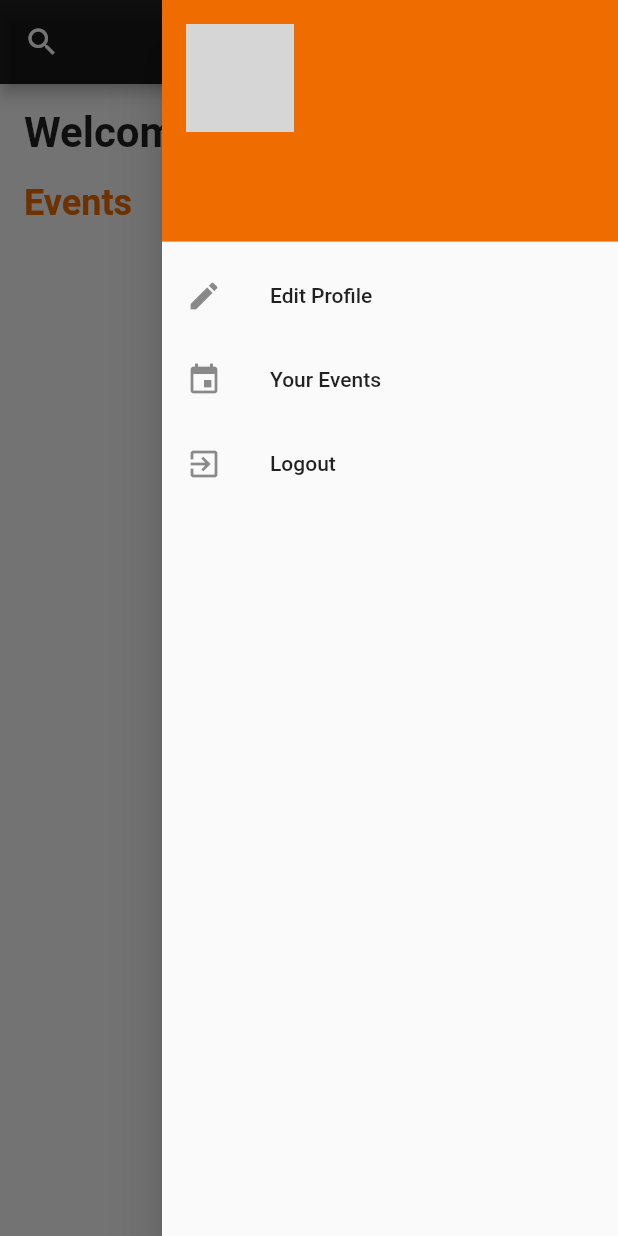
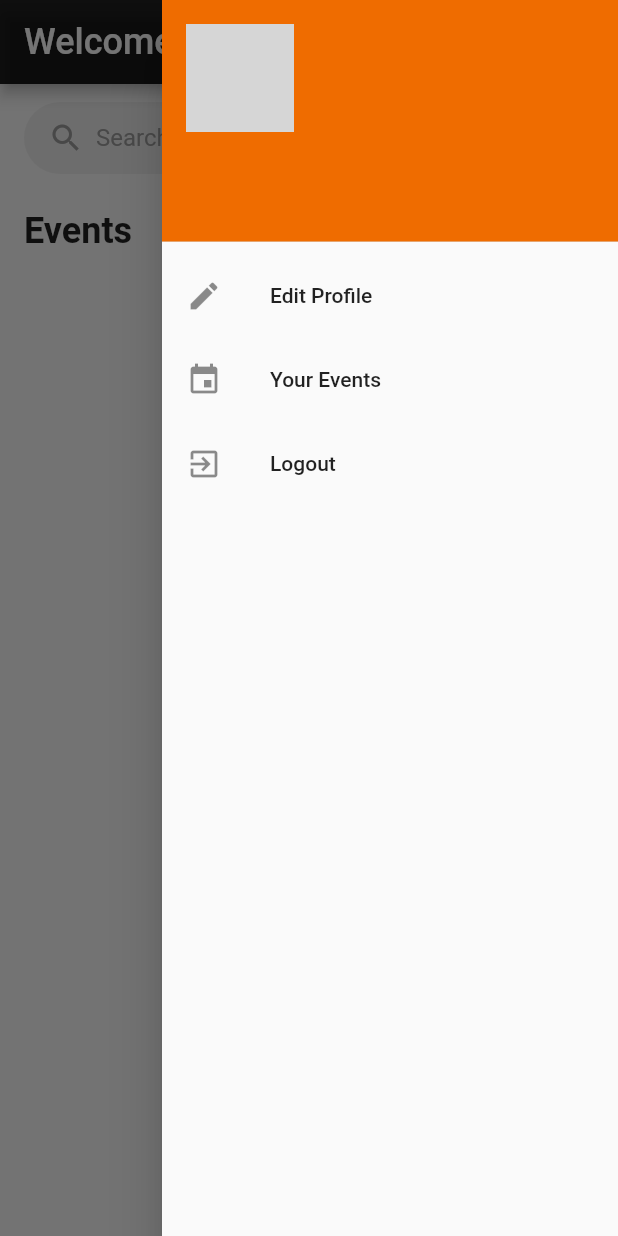
Before and after one commit to abhirammmmm/CogniHive, a Flutter app: the HomePage screen opened by its route, with the side drawer open, on a phone screen of 412 x 824 dp. Run offline on Flutter 3.47's test engine with Material 2 defaults, Android fonts, the phone set to English and light mode, and no system bars; our stand-ins replace cloud_firestore, firebase_auth, firebase_core; accounts and stored records are empty; network calls fail; grey boxes are pictures that could not be loaded.

Commit message:
draft push
just announcements, view events and theme toggle is left

```diff
--- a/lib/screens/home/home_page.dart
+++ b/lib/screens/home/home_page.dart
@@ -1,28 +1,58 @@
-// ignore_for_file: prefer_const_constructors, prefer_final_fields, library_private_types_in_public_api, avoid_print, prefer_const_constructors_in_immutables, prefer_const_literals_to_create_immutables
+import 'package:flutter/material.dart';
+import 'package:cloud_firestore/cloud_firestore.dart';
+import 'drawer_item.dart';
+import '../../widgets/event_card.dart';
 
-import 'package:cloud_firestore/cloud_firestore.dart';
-import 'package:cognihive_version1/widgets/event_card.dart';
-import 'package:flutter/material.dart';
-import 'drawer_item.dart';
+class HomePage extends StatefulWidget {
+  @override
+  _HomePageState createState() => _HomePageState();
+}
 
-class HomePage extends StatelessWidget {
+class _HomePageState extends State<HomePage> {
+  late TextEditingController _searchController;
+  late Query _eventsQuery;
+
+  @override
+  void initState() {
+    super.initState();
+    _searchController = TextEditingController();
+    _eventsQuery = FirebaseFirestore.instance.collection('events');
+  }
+
+  @override
+  void dispose() {
+    _searchController.dispose();
+    super.dispose();
+  }
+
+  void _updateSearchQuery(String query) {
+    setState(() {
+      _eventsQuery = FirebaseFirestore.instance
+          .collection('events')
+          .where('eventName', isGreaterThanOrEqualTo: query)
+          .where('eventName', isLessThan: query + 'z'); // Assuming eventName is the field you want to search
+    });
+  }
+
   @override
   Widget build(BuildContext context) {
     return Scaffold(
       appBar: AppBar(
-        // title: Text('Welcome, Linda'),
-        centerTitle: true,
+        automaticallyImplyLeading: false,
         backgroundColor: Colors.black87,
-        titleTextStyle: TextStyle(color: Colors.white),
-        leading: IconButton(
-          icon: Icon(Icons.search),
-          color: Colors.white,
-          onPressed: () => Navigator.pushNamed(context, '/searchPage'),
+        title: Row(
+          children: [
+            Text(
+              'Welcome 👋, Linda',
+              style: TextStyle(color: Colors.white, fontSize: 24),
+            ),
+          ],
         ),
         actions: [
           Builder(
             builder: (context) => IconButton(
               icon: Icon(Icons.menu),
+              color: Colors.white,
               onPressed: () => Scaffold.of(context).openEndDrawer(),
             ),
           ),
@@ -33,31 +63,23 @@ class HomePage extends StatelessWidget {
         crossAxisAlignment: CrossAxisAlignment.start,
         children: <Widget>[
           Padding(
-            padding: EdgeInsets.all(16.0),
-            child: Text(
-              "Welcome Linda",
-              style: TextStyle(
-                fontSize: 28,
-                fontWeight: FontWeight.bold,
-                color: Colors.black87,
-              ),
-            ),
+            padding: EdgeInsets.symmetric(horizontal: 16.0, vertical: 12.0),
+            child: buildSearchBar(),
           ),
           Padding(
-            padding: EdgeInsets.symmetric(horizontal: 16.0),
+            padding: EdgeInsets.symmetric(horizontal: 16.0, vertical: 12.0),
             child: Text(
               "Events",
               style: TextStyle(
                 fontSize: 24,
                 fontWeight: FontWeight.w600,
-                color: Colors.orange[800],
+                color: Colors.black87,
               ),
             ),
           ),
           Expanded(
             child: StreamBuilder<QuerySnapshot>(
-              stream:
-                  FirebaseFirestore.instance.collection('events').snapshots(),
+              stream: _eventsQuery.snapshots(),
               builder: (context, snapshot) {
                 if (snapshot.connectionState == ConnectionState.waiting) {
                   return Center(child: CircularProgressIndicator());
@@ -71,8 +93,7 @@ class HomePage extends StatelessWidget {
                   padding: EdgeInsets.only(bottom: 80, top: 8),
                   itemCount: events.length,
                   itemBuilder: (context, index) {
-                    var eventData =
-                        events[index].data() as Map<String, dynamic>;
+                    var eventData = events[index].data() as Map<String, dynamic>;
                     return EventCard(eventData: eventData);
                   },
                 );
@@ -86,44 +107,30 @@ class HomePage extends StatelessWidget {
     );
   }
 
-  Widget buildEventCard(BuildContext context) {
-    return Padding(
-      padding: EdgeInsets.symmetric(horizontal: 16, vertical: 8),
-      child: GestureDetector(
-        onTap: () => Navigator.pushNamed(context, '/showInterest'),
-        child: Container(
-          padding: EdgeInsets.all(16),
+  Widget buildSearchBar() {
+    return Container(
       decoration: BoxDecoration(
         color: Colors.grey[200],
-            borderRadius: BorderRadius.circular(12),
+        borderRadius: BorderRadius.circular(30.0),
       ),
+      child: Padding(
+        padding: const EdgeInsets.symmetric(horizontal: 16.0),
         child: Row(
-            crossAxisAlignment: CrossAxisAlignment.start,
           children: [
+            Icon(Icons.search, color: Colors.grey),
+            SizedBox(width: 8.0),
             Expanded(
-                child: Column(
-                  crossAxisAlignment: CrossAxisAlignment.start,
-                  children: [
-                    Text(
-                      'Discussion on Mars Rover',
-                      style:
-                          TextStyle(fontSize: 18, fontWeight: FontWeight.bold),
+              child: TextField(
+                controller: _searchController,
+                onChanged: _updateSearchQuery,
+                decoration: InputDecoration(
+                  hintText: "Search...",
+                  hintStyle: TextStyle(color: Colors.grey),
+                  border: InputBorder.none,
                 ),
-                    SizedBox(height: 8),
-                    Text(
-                      'Event created by - ,\nVenue - ,\nDate and Time - ,\nEngage in an illuminating discussion...',
-                      style: TextStyle(fontSize: 16),
+              ),
             ),
           ],
-                ),
-              ),
-              SizedBox(width: 16),
-              GestureDetector(
-                onTap: () => Navigator.pushNamed(context, '/viewEvent'),
-                child: Text('View Description'),
-              ),
-            ],
-          ),
         ),
       ),
     );
```
Also changed, not shown: lib/screens/home/create_event_page.dart (+17 -72 lines), lib/screens/home/profile_ui.dart (+15 -6 lines), lib/screens/home/view_event_page.dart (+19 -11 lines), lib/screens/home/your_events_page.dart (+24 -85 lines). Lines whose indentation alone changed are shown as unchanged.
